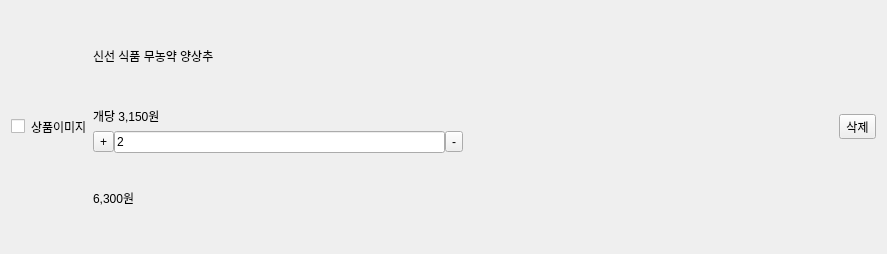
First picture: the form in shopee_ros2/src/shopee_app/shopee_app/ui/cart_item.ui, repository addinedu-roscamp-7th/roscamp-repo-1, before the edit.
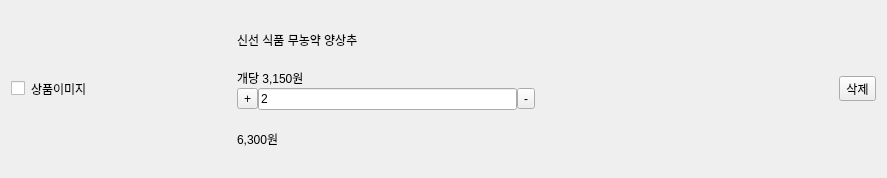
Second picture: the form after the edit.

```diff
--- a/shopee_ros2/src/shopee_app/shopee_app/ui/cart_item.ui
+++ b/shopee_ros2/src/shopee_app/shopee_app/ui/cart_item.ui
@@ -7,9 +7,15 @@
     <x>0</x>
     <y>0</y>
     <width>887</width>
-    <height>254</height>
+    <height>165</height>
    </rect>
   </property>
+  <property name="sizePolicy">
+   <sizepolicy hsizetype="Expanding" vsizetype="Preferred">
+    <horstretch>0</horstretch>
+    <verstretch>0</verstretch>
+   </sizepolicy>
+  </property>
   <property name="windowTitle">
    <string>Form</string>
   </property>
@@ -23,6 +29,18 @@
    </item>
    <item>
     <widget class="QLabel" name="label_image">
+     <property name="minimumSize">
+      <size>
+       <width>200</width>
+       <height>156</height>
+      </size>
+     </property>
+     <property name="maximumSize">
+      <size>
+       <width>200</width>
+       <height>156</height>
+      </size>
+     </property>
      <property name="text">
       <string>상품이미지</string>
      </property>
```
Left out of the diff: 3 changed lines with no effect on the pictures.
